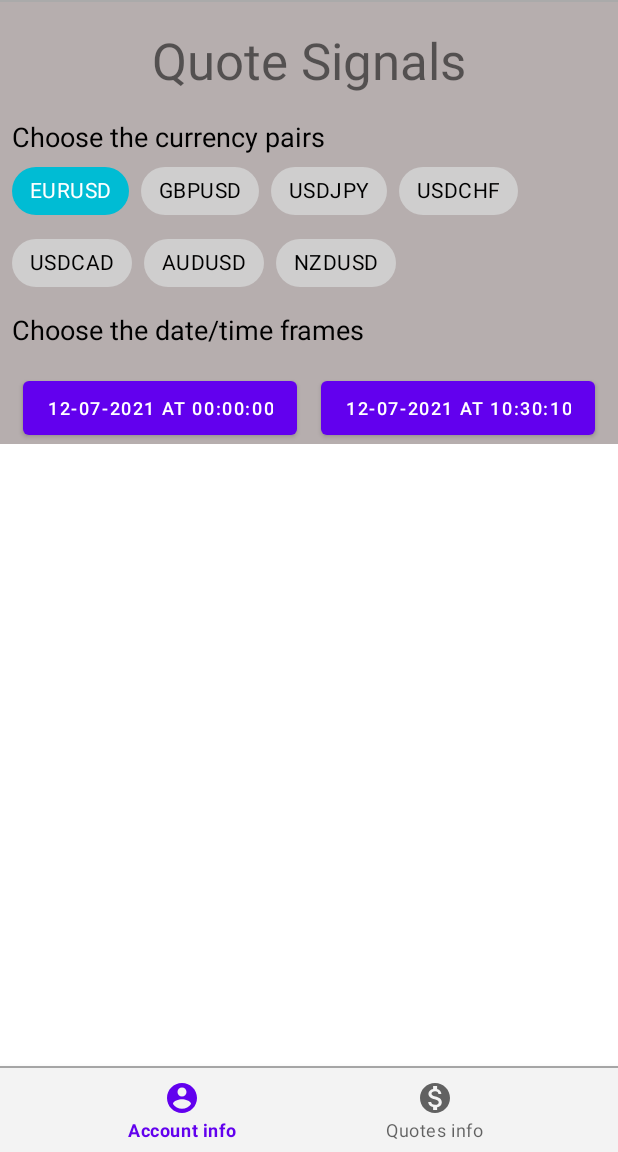
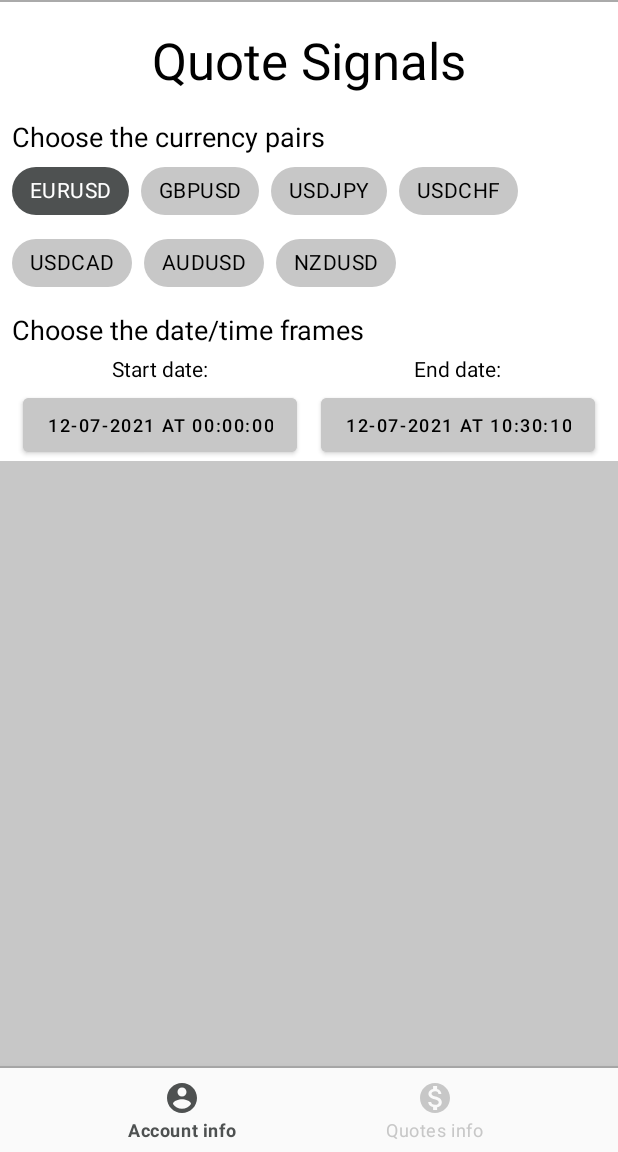
Before and after one commit to Dmitriy1892/PeanutTest, an Android app: the fragment QuotesFragment placed in its activity, on a phone screen of 412 x 824 dp, the part 84-1236 px from its top. Run offline under Robolectric (Android 15) with nearby library versions, the phone set to English and light mode, and no system bars; our stand-ins replace Room's generated code, data binding, navigation-ui; Roboto replaces fonts that are not available here; 4 statements that could not run were skipped.

Commit message:
Colors changed

```diff
--- a/app/src/main/java/com/coldfier/peanuttest/MainActivity.kt
+++ b/app/src/main/java/com/coldfier/peanuttest/MainActivity.kt
@@ -6,6 +6,8 @@ import androidx.appcompat.app.AppCompatActivity
 import androidx.databinding.DataBindingUtil
 import androidx.lifecycle.lifecycleScope
 import androidx.navigation.findNavController
+import androidx.navigation.fragment.NavHostFragment
+import androidx.navigation.ui.setupWithNavController
 import com.coldfier.peanuttest.databinding.ActivityMainBinding
 import com.coldfier.peanuttest.repository.AppRepository
 import kotlinx.coroutines.Dispatchers
@@ -20,6 +22,9 @@ class MainActivity : AppCompatActivity() {
         super.onCreate(savedInstanceState)
         repository = AppRepository.getInstance(applicationContext)
         binding = DataBindingUtil.setContentView(this, R.layout.activity_main)
+
+        val navHostFragment = supportFragmentManager.findFragmentById(R.id.nav_host_fragment) as NavHostFragment
+        binding.bottomNavigationView.setupWithNavController(navHostFragment.navController)
 
         binding.toolbar.setOnMenuItemClickListener {
             if (it.itemId == R.id.logout) {
--- a/app/src/main/res/color/chip_background_color_selector.xml
+++ b/app/src/main/res/color/chip_background_color_selector.xml
@@ -1,5 +1,5 @@
 <?xml version="1.0" encoding="utf-8"?>
 <selector xmlns:android="http://schemas.android.com/apk/res/android">
-    <item android:color="#FF00BCD4" android:state_checked="true" />
-    <item android:color="#CFCECE" android:state_checked="false"/>
+    <item android:color="#4E5151" android:state_checked="true" />
+    <item android:color="@color/primaryDarkColor" android:state_checked="false"/>
 </selector>
--- a/app/src/main/res/color/chip_text_color_selector.xml
+++ b/app/src/main/res/color/chip_text_color_selector.xml
@@ -1,5 +1,5 @@
 <?xml version="1.0" encoding="utf-8"?>
 <selector xmlns:android="http://schemas.android.com/apk/res/android">
-    <item android:color="#FFFFFF" android:state_checked="true" />
-    <item android:color="#000000" android:state_checked="false" />
+    <item android:color="@color/primaryLightColor" android:state_checked="true" />
+    <item android:color="@color/primaryTextColor" android:state_checked="false" />
 </selector>
--- a/app/src/main/res/layout/activity_main.xml
+++ b/app/src/main/res/layout/activity_main.xml
@@ -11,7 +11,7 @@
             android:id="@+id/toolbar"
             android:layout_width="match_parent"
             android:layout_height="wrap_content"
-            android:background="#F3F3F3"
+            android:background="@color/primaryColor"
             app:barrierAllowsGoneWidgets="false"
             app:layout_constraintEnd_toEndOf="parent"
             app:layout_constraintStart_toStartOf="parent"
@@ -55,7 +55,9 @@
             android:id="@+id/bottomNavigationView"
             android:layout_width="match_parent"
             android:layout_height="wrap_content"
-            android:background="#F3F3F3"
+            android:background="@color/primaryColor"
+            app:itemIconTint="@color/chip_background_color_selector"
+            app:itemTextColor="@color/chip_background_color_selector"
             app:layout_constraintBottom_toBottomOf="parent"
             app:layout_constraintEnd_toEndOf="parent"
             app:layout_constraintStart_toStartOf="parent"
--- a/app/src/main/res/layout/quotes_fragment.xml
+++ b/app/src/main/res/layout/quotes_fragment.xml
@@ -6,18 +6,19 @@
 
     <androidx.coordinatorlayout.widget.CoordinatorLayout
         android:layout_width="match_parent"
-        android:layout_height="match_parent">
+        android:layout_height="match_parent"
+        android:background="@color/primaryDarkColor">
 
         <com.google.android.material.appbar.AppBarLayout
-        android:id="@+id/appbar"
-        android:layout_height="wrap_content"
-        android:layout_width="match_parent">
+            android:id="@+id/appbar"
+            android:layout_width="match_parent"
+            android:layout_height="wrap_content">
 
             <com.google.android.material.appbar.CollapsingToolbarLayout
                 android:id="@+id/collapsingToolbarLayout"
                 android:layout_width="match_parent"
                 android:layout_height="match_parent"
-                android:background="#B6AEAE"
+                android:background="@color/primaryLightColor"
                 app:layout_scrollFlags="scroll|enterAlways|enterAlwaysCollapsed">
 
                 <androidx.constraintlayout.widget.ConstraintLayout
@@ -30,6 +31,7 @@
                         android:layout_height="wrap_content"
                         android:layout_marginTop="16dp"
                         android:text="Quote Signals"
+                        android:textColor="@color/primaryTextColor"
                         android:textSize="34sp"
                         app:layout_constraintEnd_toEndOf="parent"
                         app:layout_constraintStart_toStartOf="parent"
@@ -52,7 +54,7 @@
                             android:layout_width="match_parent"
                             android:layout_height="wrap_content"
                             android:text="Choose the currency pairs"
-                            android:textColor="#000000"
+                            android:textColor="@color/primaryTextColor"
                             android:textSize="18sp" />
 
                         <com.google.android.material.chip.Chip
@@ -119,13 +121,16 @@
                         android:id="@+id/startDateTimeButton"
                         android:layout_width="wrap_content"
                         android:layout_height="wrap_content"
-                        android:layout_marginTop="16dp"
+                        android:layout_marginTop="4dp"
+                        android:backgroundTint="@color/primaryDarkColor"
                         android:text="22.05.2021 25:50:00"
+                        android:textColor="@color/primaryTextColor"
                         android:textSize="12sp"
                         app:layout_constraintEnd_toStartOf="@+id/endDateTimeButton"
                         app:layout_constraintHorizontal_chainStyle="spread"
                         app:layout_constraintStart_toStartOf="parent"
-                        app:layout_constraintTop_toBottomOf="@+id/textView6" />
+                        app:layout_constraintTop_toBottomOf="@+id/textView2"
+                        tools:ignore="TextContrastCheck" />
 
                     <TextView
                         android:id="@+id/textView6"
@@ -133,7 +138,7 @@
                         android:layout_height="wrap_content"
                         android:layout_marginTop="8dp"
                         android:text="Choose the date/time frames"
-                        android:textColor="#000000"
+                        android:textColor="@color/primaryTextColor"
                         android:textSize="18sp"
                         app:layout_constraintStart_toStartOf="@+id/chipGroup"
                         app:layout_constraintTop_toBottomOf="@+id/chipGroup" />
@@ -142,19 +147,44 @@
                         android:id="@+id/endDateTimeButton"
                         android:layout_width="wrap_content"
                         android:layout_height="wrap_content"
+                        android:backgroundTint="@color/primaryDarkColor"
                         android:text="27:09:2021 17:19:00"
+                        android:textColor="@color/primaryTextColor"
                         android:textSize="12sp"
                         app:layout_constraintEnd_toEndOf="parent"
                         app:layout_constraintStart_toEndOf="@+id/startDateTimeButton"
                         app:layout_constraintTop_toTopOf="@+id/startDateTimeButton" />
+
+                    <TextView
+                        android:id="@+id/textView2"
+                        android:layout_width="wrap_content"
+                        android:layout_height="wrap_content"
+                        android:layout_marginTop="4dp"
+                        android:text="Start date:"
+                        android:textColor="@color/primaryTextColor"
+                        android:textSize="14sp"
+                        app:layout_constraintEnd_toEndOf="@+id/startDateTimeButton"
+                        app:layout_constraintStart_toStartOf="@+id/startDateTimeButton"
+                        app:layout_constraintTop_toBottomOf="@+id/textView6" />
+
+                    <TextView
+                        android:id="@+id/textView8"
+                        android:layout_width="wrap_content"
+                        android:layout_height="wrap_content"
+                        android:text="End date:"
+                        android:textColor="@color/primaryTextColor"
+                        android:textSize="14sp"
+                        app:layout_constraintEnd_toEndOf="@+id/endDateTimeButton"
+                        app:layout_constraintStart_toStartOf="@+id/endDateTimeButton"
+                        app:layout_constraintTop_toTopOf="@+id/textView2" />
                 </androidx.constraintlayout.widget.ConstraintLayout>
             </com.google.android.material.appbar.CollapsingToolbarLayout>
         </com.google.android.material.appbar.AppBarLayout>
 
         <androidx.core.widget.NestedScrollView
-        android:layout_width="match_parent"
-        android:layout_height="match_parent"
-        app:layout_behavior="com.google.android.material.appbar.AppBarLayout$ScrollingViewBehavior">
+            android:layout_width="match_parent"
+            android:layout_height="match_parent"
+            app:layout_behavior="com.google.android.material.appbar.AppBarLayout$ScrollingViewBehavior">
 
             <androidx.recyclerview.widget.RecyclerView
                 android:id="@+id/quotesRecyclerView"
--- a/app/src/main/res/values/colors.xml
+++ b/app/src/main/res/values/colors.xml
@@ -7,4 +7,9 @@
     <color name="teal_700">#FF018786</color>
     <color name="black">#FF000000</color>
     <color name="white">#FFFFFFFF</color>
+
+    <color name="primaryColor">#fafafa</color>
+    <color name="primaryLightColor">#ffffff</color>
+    <color name="primaryDarkColor">#c7c7c7</color>
+    <color name="primaryTextColor">#000000</color>
 </resources>
```
Also changed, not shown: app/src/main/res/layout/item_quote_signal.xml (+23 -23 lines), app/src/main/res/layout/sign_in_fragment.xml (+8 -1 lines).
